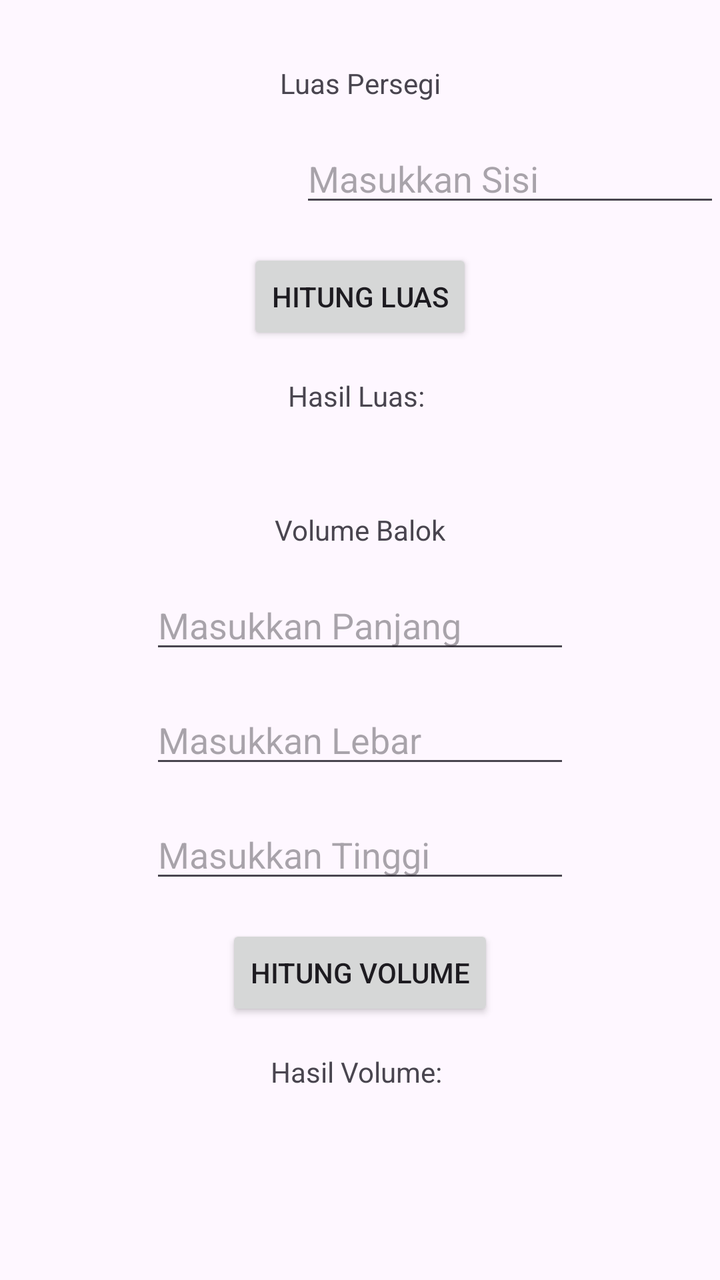
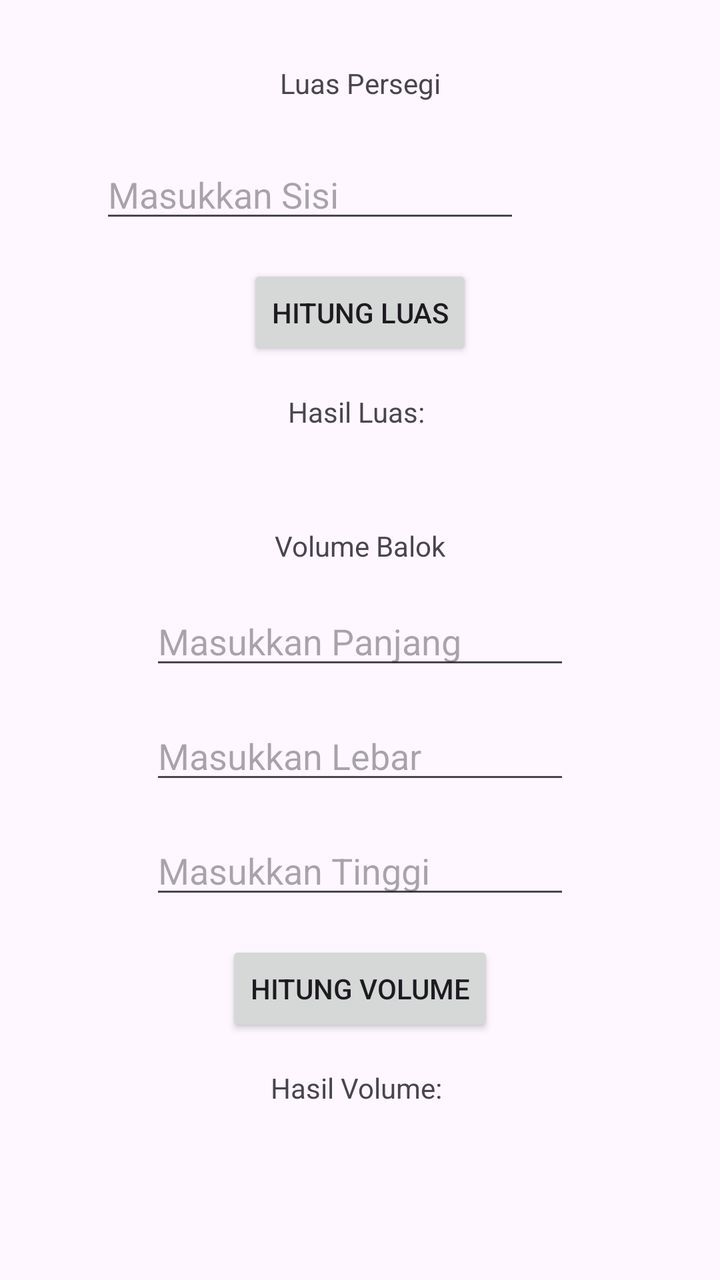

Screens rendered from an Android XML layout before and after an edit, with the pre-edit source and the edit as a unified diff.
<!-- AndroidManifest.xml: application theme Theme.Therehelp -->
<!-- res/layout/activity_kalkulator.xml -->
<?xml version="1.0" encoding="utf-8"?>
<androidx.constraintlayout.widget.ConstraintLayout xmlns:android="http://schemas.android.com/apk/res/android"
    xmlns:app="http://schemas.android.com/apk/res-auto"
    xmlns:tools="http://schemas.android.com/tools"
    android:id="@+id/main"
    android:layout_width="match_parent"
    android:layout_height="match_parent"
    tools:context=".Kalkulator">

    <TextView
        android:id="@+id/tvJudulPersegi"
        android:layout_width="wrap_content"
        android:layout_height="wrap_content"
        android:layout_marginTop="32dp"
        android:text="Luas Persegi"
        app:layout_constraintEnd_toEndOf="parent"
        app:layout_constraintStart_toStartOf="parent"
        app:layout_constraintTop_toTopOf="parent" />

    <EditText
        android:id="@+id/inputSisi"
        android:layout_width="wrap_content"
        android:layout_height="wrap_content"
        android:layout_marginTop="16dp"
        android:ems="10"
        android:hint="Masukkan Sisi"
        android:inputType="numberDecimal"
        app:layout_constraintEnd_toEndOf="parent"

        app:layout_constraintTop_toBottomOf="@+id/tvJudulPersegi" />

    <Button
        android:id="@+id/btnHitungPersegi"
        android:layout_width="wrap_content"
        android:layout_height="wrap_content"
        android:layout_marginTop="16dp"
        android:text="Hitung Luas"
        app:layout_constraintEnd_toEndOf="parent"
        app:layout_constraintStart_toStartOf="parent"
        app:layout_constraintTop_toBottomOf="@+id/inputSisi" />

    <TextView
        android:id="@+id/tvHasilPersegi"
        android:layout_width="wrap_content"
        android:layout_height="wrap_content"
        android:layout_marginTop="16dp"
        android:text="Hasil Luas: "
        app:layout_constraintEnd_toEndOf="parent"
        app:layout_constraintStart_toStartOf="parent"
        app:layout_constraintTop_toBottomOf="@+id/btnHitungPersegi" />

    <TextView
        android:id="@+id/tvJudulBalok"
        android:layout_width="wrap_content"
        android:layout_height="wrap_content"
        android:layout_marginTop="48dp"
        android:text="Volume Balok"
        app:layout_constraintEnd_toEndOf="parent"
        app:layout_constraintStart_toStartOf="parent"
        app:layout_constraintTop_toBottomOf="@+id/tvHasilPersegi" />

    <EditText
        android:id="@+id/inputPanjang"
        android:layout_width="wrap_content"
        android:layout_height="wrap_content"
        android:layout_marginTop="16dp"
        android:ems="10"
        android:hint="Masukkan Panjang"
        android:inputType="numberDecimal"
        app:layout_constraintEnd_toEndOf="parent"
        app:layout_constraintStart_toStartOf="parent"
        app:layout_constraintTop_toBottomOf="@+id/tvJudulBalok" />

    <EditText
        android:id="@+id/inputLebar"
        android:layout_width="wrap_content"
        android:layout_height="wrap_content"
        android:layout_marginTop="16dp"
        android:ems="10"
        android:hint="Masukkan Lebar"
        android:inputType="numberDecimal"
        app:layout_constraintEnd_toEndOf="parent"
        app:layout_constraintStart_toStartOf="parent"
        app:layout_constraintTop_toBottomOf="@+id/inputPanjang" />

    <EditText
        android:id="@+id/inputTinggi"
        android:layout_width="wrap_content"
        android:layout_height="wrap_content"
        android:layout_marginTop="16dp"
        android:ems="10"
        android:hint="Masukkan Tinggi"
        android:inputType="numberDecimal"
        app:layout_constraintEnd_toEndOf="parent"
        app:layout_constraintStart_toStartOf="parent"
        app:layout_constraintTop_toBottomOf="@+id/inputLebar" />

    <Button
        android:id="@+id/btnHitungBalok"
        android:layout_width="wrap_content"
        android:layout_height="wrap_content"
        android:layout_marginTop="16dp"
        android:text="Hitung Volume"
        app:layout_constraintEnd_toEndOf="parent"
        app:layout_constraintStart_toStartOf="parent"
        app:layout_constraintTop_toBottomOf="@+id/inputTinggi" />

    <TextView
        android:id="@+id/tvHasilBalok"
        android:layout_width="wrap_content"
        android:layout_height="wrap_content"
        android:layout_marginTop="16dp"
        android:text="Hasil Volume: "
        app:layout_constraintEnd_toEndOf="parent"
        app:layout_constraintStart_toStartOf="parent"
        app:layout_constraintTop_toBottomOf="@+id/btnHitungBalok" />

</androidx.constraintlayout.widget.ConstraintLayout>
<!-- resources referenced by this layout -->
<resources>
  <style name="Theme.Therehelp" parent="Base.Theme.Therehelp" />
  <style name="Base.Theme.Therehelp" parent="Theme.Material3.DayNight.NoActionBar">
          
          
      </style>
</resources>

<!-- the commit's change to res/layout/activity_kalkulator.xml (unified diff, before → after) -->
@@ -5,7 +5,7 @@
     android:id="@+id/main"
     android:layout_width="match_parent"
     android:layout_height="match_parent"
-    tools:context=".Kalkulator">
+    tools:context=".tugasp2.Kalkulator">
 
     <TextView
         android:id="@+id/tvJudulPersegi"
@@ -21,12 +21,13 @@
         android:id="@+id/inputSisi"
         android:layout_width="wrap_content"
         android:layout_height="wrap_content"
-        android:layout_marginTop="16dp"
+        android:layout_marginTop="24dp"
+        android:layout_marginEnd="100dp"
         android:ems="10"
         android:hint="Masukkan Sisi"
         android:inputType="numberDecimal"
+
         app:layout_constraintEnd_toEndOf="parent"
-
         app:layout_constraintTop_toBottomOf="@+id/tvJudulPersegi" />
 
     <Button
